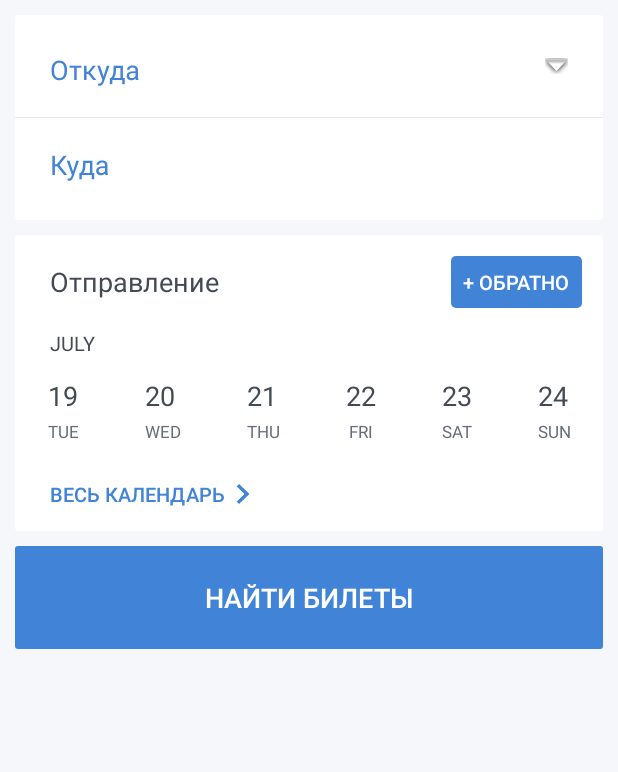
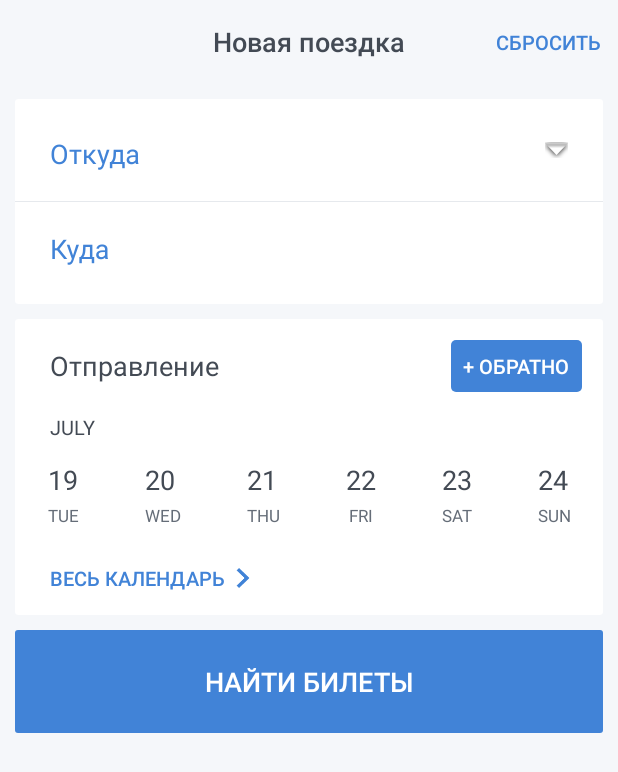
Before and after one commit to antonbr/uz_android, an Android app: the screen it shows after launch (MainActivity), on a phone screen of 412 x 824 dp. Shown: the top 772 px of the screen. Run offline under Robolectric (Android 15) with nearby library versions, the phone set to English and light mode, and no system bars; our stand-ins replace ButterKnife; libraries missing offline, so code that uses them is left out: org.parceler.

Commit message:
Add toolbar

```diff
--- a/app/src/main/java/com/uzapp/view/search/SearchFragment.java
+++ b/app/src/main/java/com/uzapp/view/search/SearchFragment.java
@@ -66,6 +66,7 @@ public class SearchFragment extends Fragment implements GoogleApiClient.Connecti
     @BindView(R.id.datePickerList) RecyclerView datePickerList;
     @BindView(R.id.monthName) TextView monthName;
     @BindView(R.id.findTicketsBtn) Button findTicketsBtn;
+    @BindView(R.id.toolbarTitle) TextView toolbarTitle;
     @BindDimen(R.dimen.hint_padding) int hintPadding;
     private Unbinder unbinder;
     private GoogleApiClient googleApiClient;
@@ -80,6 +81,7 @@ public class SearchFragment extends Fragment implements GoogleApiClient.Connecti
     public View onCreateView(LayoutInflater inflater, @Nullable ViewGroup container, @Nullable Bundle savedInstanceState) {
         View view = inflater.inflate(R.layout.search_fragment, container, false);
         unbinder = ButterKnife.bind(this, view);
+        toolbarTitle.setText(R.string.new_trip);
         initDatePickerList();
         return view;
     }
@@ -100,7 +102,7 @@ public class SearchFragment extends Fragment implements GoogleApiClient.Connecti
 
     @OnClick({R.id.pathTo, R.id.pathFrom})
     void onSelectPathFromClick(View view) {
-        StationSearchFragment fragment = new StationSearchFragment();
+        StationSearchFragment fragment = StationSearchFragment.getInstance(getString(view.getId() == R.id.pathFrom ? R.string.pathFrom : R.string.pathTo));
         fragment.setTargetFragment(this, view.getId() == R.id.pathFrom ? SELECT_STATION_FROM_REQUEST_CODE : SELECT_STATION_TO_REQUEST_CODE);
         ((MainActivity) getActivity()).addFragment(fragment, R.anim.slide_up, R.anim.slide_down);
     }
@@ -112,6 +114,11 @@ public class SearchFragment extends Fragment implements GoogleApiClient.Connecti
 
     @OnClick(R.id.findTicketsBtn)
     void onFintTicketsBtnClicked() {
+
+    }
+
+    @OnClick(R.id.resetBtn)
+    void onResetBtnClicked() {
 
     }
 
--- a/app/src/main/res/layout/search_fragment.xml
+++ b/app/src/main/res/layout/search_fragment.xml
@@ -4,6 +4,8 @@
               android:layout_width="match_parent"
               android:layout_height="match_parent"
               android:orientation="vertical">
+
+    <include layout="@layout/toolbar_edit_page"/>
 
     <android.support.v7.widget.CardView xmlns:android="http://schemas.android.com/apk/res/android"
                                         xmlns:card_view="http://schemas.android.com/apk/res-auto"
--- a/app/src/main/res/layout/station_search_fragment.xml
+++ b/app/src/main/res/layout/station_search_fragment.xml
@@ -5,7 +5,7 @@
               xmlns:app="http://schemas.android.com/apk/res-auto"
               android:background="@color/backgroundColor"
               android:orientation="vertical">
-
+    <include layout="@layout/toolbar_picker_page"/>
     <LinearLayout
         android:layout_width="match_parent"
         android:layout_height="wrap_content"
--- /dev/null
+++ b/app/src/main/res/layout/toolbar_edit_page.xml
@@ -0,0 +1,39 @@
+<?xml version="1.0" encoding="utf-8"?>
+<android.support.v7.widget.Toolbar
+    android:layout_width="match_parent"
+    android:layout_height="?attr/actionBarSize"
+    xmlns:app="http://schemas.android.com/apk/res-auto"
+    android:background="@android:color/transparent"
+    android:theme="@style/ThemeOverlay.AppCompat"
+    app:contentInsetLeft="0dp"
+    app:contentInsetStart="0dp"
+    xmlns:android="http://schemas.android.com/apk/res/android">
+
+    <RelativeLayout
+        android:layout_width="match_parent"
+        android:layout_height="match_parent">
+
+        <TextView
+            android:id="@+id/toolbarTitle"
+            android:layout_width="wrap_content"
+            android:layout_height="wrap_content"
+            android:layout_centerInParent="true"
+            android:fontFamily="sans-serif-medium"
+            android:textColor="@color/textColor"
+            android:textSize="@dimen/text_size"/>
+
+        <Button
+            android:id="@+id/resetBtn"
+            android:layout_width="wrap_content"
+            android:layout_height="match_parent"
+            android:layout_alignParentRight="true"
+            android:layout_centerVertical="true"
+            android:background="?attr/selectableItemBackground"
+            android:minWidth="0dp"
+            android:padding="11dp"
+            android:textColor="@color/accentColor"
+            android:stateListAnimator="@null"
+            android:text="@string/reset"
+            android:textSize="@dimen/button_text_size"/>
+    </RelativeLayout>
+</android.support.v7.widget.Toolbar>
--- a/app/src/main/res/values/strings.xml
+++ b/app/src/main/res/values/strings.xml
@@ -10,4 +10,8 @@
     <string name="back">+ Обратно</string>
     <string name="see_full_calendar">Весь календарь</string>
     <string name="find_tickets">Найти билеты</string>
+    <string name="when">Когда</string>
+    <string name="ready">Готово</string>
+    <string name="new_trip">Новая поездка</string>
+    <string name="reset">Сбросить</string>
 </resources>
```
Also changed, not shown: app/src/main/java/com/uzapp/view/search/date/PickDateFragment.java (added, +9 -0 lines), app/src/main/java/com/uzapp/view/search/station/StationSearchFragment.java (+44 -10 lines), app/src/main/res/layout/pick_date_fragment.xml (added, +10 -0 lines), app/src/main/res/layout/toolbar_picker_page.xml (added, +48 -0 lines), app/src/main/res/drawable-hdpi/close.png (added), app/src/main/res/drawable-mdpi/close.png (added), app/src/main/res/drawable-xhdpi/close.png (added), app/src/main/res/drawable-xxhdpi/close.png (added), app/src/main/res/drawable-xxxhdpi/close.png (added).
